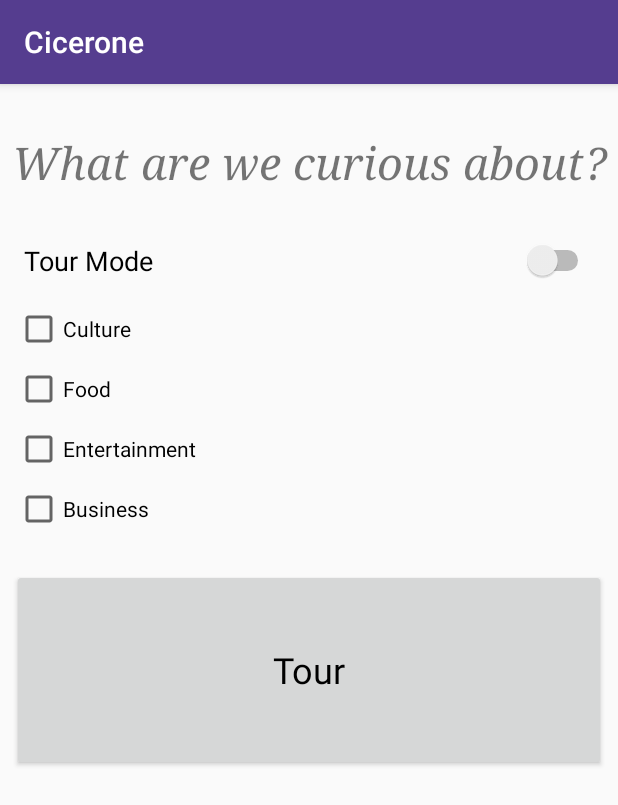
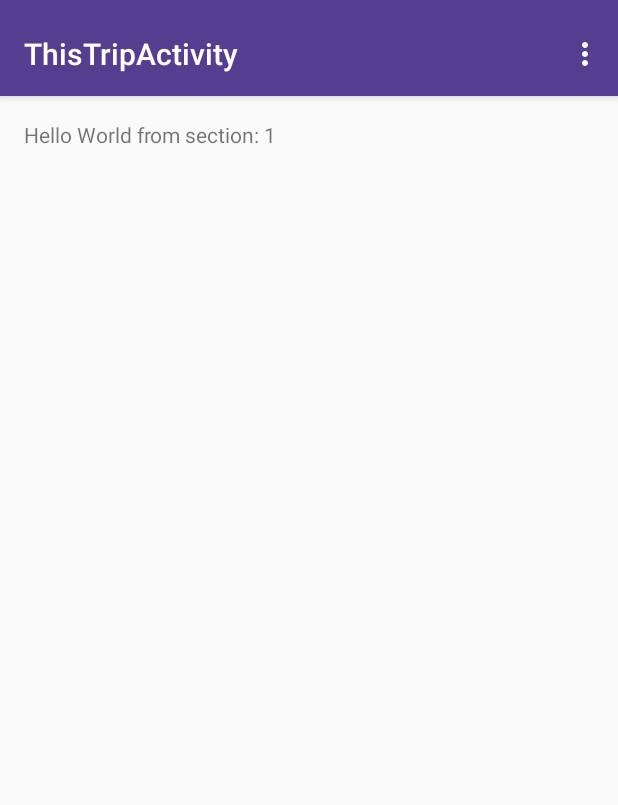
Before and after one commit to crschriever/Cicerone, an Android app: the ModeSelectorActivity screen opened directly, with no data from a screen before it, after a tap on "Tour", on a phone screen of 412 x 824 dp. Shown: the top 805 px of the screen. Run offline under Robolectric (Android 15) with nearby library versions, the phone set to English and light mode, and no system bars; our stand-ins replace Volley; network calls fail.

Commit message:
Refine project to use fewer views

```diff
--- a/Cicerone/app/src/main/AndroidManifest.xml
+++ b/Cicerone/app/src/main/AndroidManifest.xml
@@ -27,7 +27,10 @@
         <service android:name=".model.TripService" />
 
         <activity android:name=".controller.ModeSelectorActivity" />
-        <activity android:name=".controller.TripOverviewActivity"></activity>
+        <activity
+            android:name=".controller.ThisTripActivity"
+            android:label="@string/title_activity_this_trip"
+            android:theme="@style/AppTheme.NoActionBar"></activity>
     </application>
 
 </manifest>
--- a/Cicerone/app/src/main/java/com/theciceroneapp/cicerone/controller/ModeSelectorActivity.java
+++ b/Cicerone/app/src/main/java/com/theciceroneapp/cicerone/controller/ModeSelectorActivity.java
@@ -17,12 +17,17 @@ public class ModeSelectorActivity extends AppCompatActivity {
         super.onCreate(savedInstanceState);
         setContentView(R.layout.activity_mode_selector);
 
-        Button mRegister = (Button) findViewById(R.id.btnTour);
-        mRegister.setOnClickListener(new View.OnClickListener() {
+        Button mTour = (Button) findViewById(R.id.btnTour);
+        mTour.setOnClickListener(new View.OnClickListener() {
             @Override
             public void onClick(View view) {
                 Trip trip = new Trip(Mode.CULTURE);
                 trip.startTrip();
+
+
+                Intent tripPage = new Intent(getApplicationContext(),
+                        ThisTripActivity.class);
+                startActivity(tripPage);
             }
         });
     }
--- a/Cicerone/app/src/main/java/com/theciceroneapp/cicerone/controller/StartTripActivity.java
+++ b/Cicerone/app/src/main/java/com/theciceroneapp/cicerone/controller/StartTripActivity.java
@@ -26,8 +26,8 @@ public class StartTripActivity extends AppCompatActivity {
 
         setContentView(R.layout.activity_start_trip);
 
-        Button mRegister = (Button) findViewById(R.id.btnBegin);
-        mRegister.setOnClickListener(new View.OnClickListener() {
+        Button mBegin = (Button) findViewById(R.id.btnBegin);
+        mBegin.setOnClickListener(new View.OnClickListener() {
             @Override
             public void onClick(View view) {
                 if (getLocationPermissions()) {
--- /dev/null
+++ b/Cicerone/app/src/main/java/com/theciceroneapp/cicerone/controller/ThisTripActivity.java
@@ -0,0 +1,149 @@
+package com.theciceroneapp.cicerone.controller;
+
+import android.support.v7.app.AppCompatActivity;
+import android.support.v7.widget.Toolbar;
+
+import android.support.v4.app.Fragment;
+import android.support.v4.app.FragmentManager;
+import android.support.v4.app.FragmentPagerAdapter;
+import android.support.v4.view.ViewPager;
+import android.os.Bundle;
+import android.view.LayoutInflater;
+import android.view.Menu;
+import android.view.MenuItem;
+import android.view.View;
+import android.view.ViewGroup;
+
+import android.widget.TextView;
+
+import com.theciceroneapp.cicerone.R;
+
+public class ThisTripActivity extends AppCompatActivity {
+
+    /**
+     * The {@link android.support.v4.view.PagerAdapter} that will provide
+     * fragments for each of the sections. We use a
+     * {@link FragmentPagerAdapter} derivative, which will keep every
+     * loaded fragment in memory. If this becomes too memory intensive, it
+     * may be best to switch to a
+     * {@link android.support.v4.app.FragmentStatePagerAdapter}.
+     */
+    private SectionsPagerAdapter mSectionsPagerAdapter;
+
+    /**
+     * The {@link ViewPager} that will host the section contents.
+     */
+    private ViewPager mViewPager;
+
+    @Override
+    protected void onCreate(Bundle savedInstanceState) {
+        super.onCreate(savedInstanceState);
+        setContentView(R.layout.activity_this_trip);
+
+        Toolbar toolbar = (Toolbar) findViewById(R.id.toolbar);
+        setSupportActionBar(toolbar);
+        // Create the adapter that will return a fragment for each of the three
+        // primary sections of the activity.
+        mSectionsPagerAdapter = new SectionsPagerAdapter(getSupportFragmentManager());
+
+        // Set up the ViewPager with the sections adapter.
+        mViewPager = (ViewPager) findViewById(R.id.container);
+        mViewPager.setAdapter(mSectionsPagerAdapter);
+
+    }
+
+
+    @Override
+    public boolean onCreateOptionsMenu(Menu menu) {
+        // Inflate the menu; this adds items to the action bar if it is present.
+        getMenuInflater().inflate(R.menu.menu_this_trip, menu);
+        return true;
+    }
+
+    @Override
+    public boolean onOptionsItemSelected(MenuItem item) {
+        // Handle action bar item clicks here. The action bar will
+        // automatically handle clicks on the Home/Up button, so long
+        // as you specify a parent activity in AndroidManifest.xml.
+        int id = item.getItemId();
+
+        //noinspection SimplifiableIfStatement
+        if (id == R.id.action_settings) {
+            return true;
+        }
+
+        return super.onOptionsItemSelected(item);
+    }
+
+    /**
+     * A placeholder fragment containing a simple view.
+     */
+    public static class PlaceholderFragment extends Fragment {
+        /**
+         * The fragment argument representing the section number for this
+         * fragment.
+         */
+        private static final String ARG_SECTION_NUMBER = "section_number";
+
+        public PlaceholderFragment() {
+        }
+
+        /**
+         * Returns a new instance of this fragment for the given section
+         * number.
+         */
+        public static PlaceholderFragment newInstance(int sectionNumber) {
+            PlaceholderFragment fragment = new PlaceholderFragment();
+            Bundle args = new Bundle();
+            args.putInt(ARG_SECTION_NUMBER, sectionNumber);
+            fragment.setArguments(args);
+            return fragment;
+        }
+
+        @Override
+        public View onCreateView(LayoutInflater inflater, ViewGroup container,
+                                 Bundle savedInstanceState) {
+            View rootView = inflater.inflate(R.layout.fragment_this_trip, container, false);
+            TextView textView = (TextView) rootView.findViewById(R.id.section_label);
+            textView.setText(getString(R.string.section_format, getArguments().getInt(ARG_SECTION_NUMBER)));
+            return rootView;
+        }
+    }
+
+    /**
+     * A {@link FragmentPagerAdapter} that returns a fragment corresponding to
+     * one of the sections/tabs/pages.
+     */
+    public class SectionsPagerAdapter extends FragmentPagerAdapter {
+
+        public SectionsPagerAdapter(FragmentManager fm) {
+            super(fm);
+        }
+
+        @Override
+        public Fragment getItem(int position) {
+            // getItem is called to instantiate the fragment for the given page.
+            // Return a PlaceholderFragment (defined as a static inner class below).
+            return PlaceholderFragment.newInstance(position + 1);
+        }
+
+        @Override
+        public int getCount() {
+            // Show 3 total pages.
+            return 3;
+        }
+
+        @Override
+        public CharSequence getPageTitle(int position) {
+            switch (position) {
+                case 0:
+                    return "SECTION 1";
+                case 1:
+                    return "SECTION 2";
+                case 2:
+                    return "SECTION 3";
+            }
+            return null;
+        }
+    }
+}
--- /dev/null
+++ b/Cicerone/app/src/main/res/layout/activity_this_trip.xml
@@ -0,0 +1,36 @@
+<?xml version="1.0" encoding="utf-8"?>
+<android.support.design.widget.CoordinatorLayout xmlns:android="http://schemas.android.com/apk/res/android"
+    xmlns:app="http://schemas.android.com/apk/res-auto"
+    xmlns:tools="http://schemas.android.com/tools"
+    android:id="@+id/main_content"
+    android:layout_width="match_parent"
+    android:layout_height="match_parent"
+    android:fitsSystemWindows="true"
+    tools:context="com.theciceroneapp.cicerone.controller.ThisTripActivity">
+
+    <android.support.design.widget.AppBarLayout
+        android:id="@+id/appbar"
+        android:layout_width="match_parent"
+        android:layout_height="wrap_content"
+        android:paddingTop="@dimen/appbar_padding_top"
+        android:theme="@style/AppTheme.AppBarOverlay">
+
+        <android.support.v7.widget.Toolbar
+            android:id="@+id/toolbar"
+            android:layout_width="match_parent"
+            android:layout_height="?attr/actionBarSize"
+            android:background="?attr/colorPrimary"
+            app:layout_scrollFlags="scroll|enterAlways"
+            app:popupTheme="@style/AppTheme.PopupOverlay">
+
+        </android.support.v7.widget.Toolbar>
+
+    </android.support.design.widget.AppBarLayout>
+
+    <android.support.v4.view.ViewPager
+        android:id="@+id/container"
+        android:layout_width="match_parent"
+        android:layout_height="match_parent"
+        app:layout_behavior="@string/appbar_scrolling_view_behavior" />
+
+</android.support.design.widget.CoordinatorLayout>
--- /dev/null
+++ b/Cicerone/app/src/main/res/layout/fragment_this_trip.xml
@@ -0,0 +1,16 @@
+<RelativeLayout xmlns:android="http://schemas.android.com/apk/res/android"
+    xmlns:tools="http://schemas.android.com/tools"
+    android:layout_width="match_parent"
+    android:layout_height="match_parent"
+    android:paddingBottom="@dimen/activity_vertical_margin"
+    android:paddingLeft="@dimen/activity_horizontal_margin"
+    android:paddingRight="@dimen/activity_horizontal_margin"
+    android:paddingTop="@dimen/activity_vertical_margin"
+    tools:context="com.theciceroneapp.cicerone.controller.ThisTripActivity$PlaceholderFragment">
+
+    <TextView
+        android:id="@+id/section_label"
+        android:layout_width="wrap_content"
+        android:layout_height="wrap_content" />
+
+</RelativeLayout>
--- /dev/null
+++ b/Cicerone/app/src/main/res/menu/menu_this_trip.xml
@@ -0,0 +1,10 @@
+<menu xmlns:android="http://schemas.android.com/apk/res/android"
+    xmlns:app="http://schemas.android.com/apk/res-auto"
+    xmlns:tools="http://schemas.android.com/tools"
+    tools:context="com.theciceroneapp.cicerone.controller.ThisTripActivity">
+    <item
+        android:id="@+id/action_settings"
+        android:orderInCategory="100"
+        android:title="@string/action_settings"
+        app:showAsAction="never" />
+</menu>
--- /dev/null
+++ b/Cicerone/app/src/main/res/values-w820dp/dimens.xml
@@ -0,0 +1,6 @@
+<resources>
+    <!-- Example customization of dimensions originally defined in res/values/dimens.xml
+         (such as screen margins) for screens with more than 820dp of available width. This
+         would include 7" and 10" devices in landscape (~960dp and ~1280dp respectively). -->
+    <dimen name="activity_horizontal_margin">64dp</dimen>
+</resources>
--- a/Cicerone/app/src/main/res/values/dimens.xml
+++ b/Cicerone/app/src/main/res/values/dimens.xml
@@ -2,4 +2,8 @@
     <dimen name="app_bar_height">180dp</dimen>
     <dimen name="fab_margin">16dp</dimen>
     <dimen name="text_margin">16dp</dimen>
+    <!-- Default screen margins, per the Android Design guidelines. -->
+    <dimen name="activity_horizontal_margin">16dp</dimen>
+    <dimen name="activity_vertical_margin">16dp</dimen>
+    <dimen name="appbar_padding_top">8dp</dimen>
 </resources>
--- a/Cicerone/app/src/main/res/values/strings.xml
+++ b/Cicerone/app/src/main/res/values/strings.xml
@@ -7,4 +7,7 @@
         "Yeet."
     </string>
     <string name="action_settings">Settings</string>
+    <string name="title_activity_focus_location">Location</string>
+    <string name="section_format">Hello World from section: %1$d</string>
+    <string name="title_activity_this_trip">ThisTripActivity</string>
 </resources>
```
Also changed, not shown: Cicerone/app/src/main/java/com/theciceroneapp/cicerone/controller/TripOverviewActivity.java (deleted, +0 -15 lines), Cicerone/app/src/main/res/layout/activity_trip_overview.xml (deleted, +0 -24 lines).
